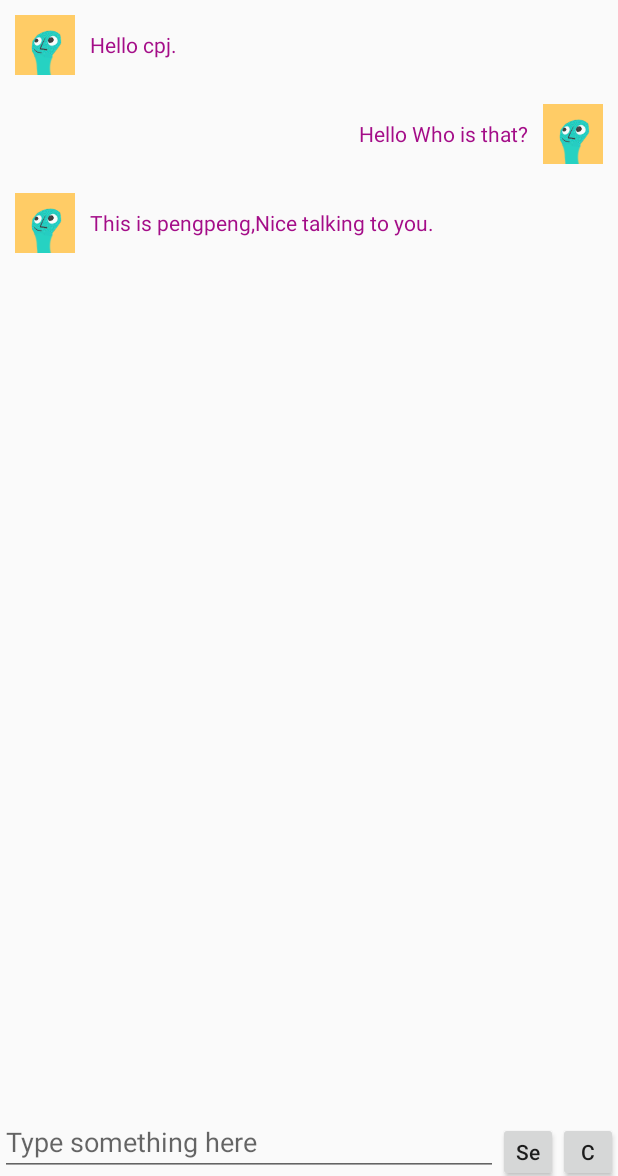
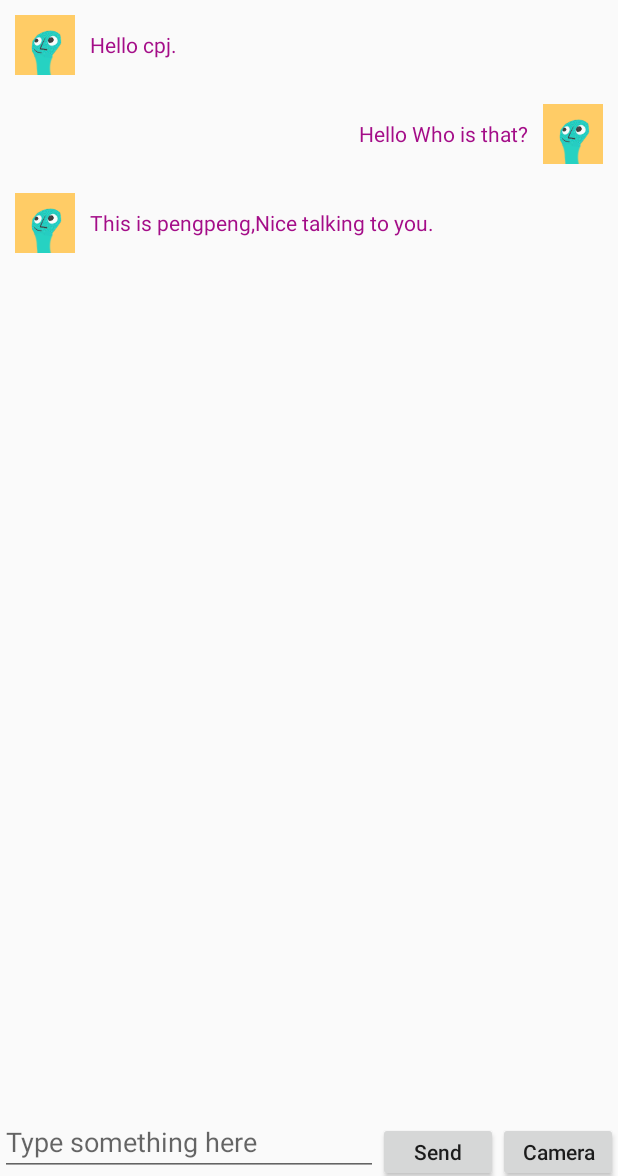
Before and after one commit to sustech-se2019/group-c-sustech-chatroom, an Android app: the ChatActivity screen opened directly, with no data from a screen before it, on a phone screen of 412 x 824 dp, the part 60-1236 px from its top. Run offline under Robolectric (Android 15) with nearby library versions, the phone set to English and light mode, and no system bars; libraries missing offline, so code that uses them is left out: com.alibaba.fastjson.

Commit message:
Add the property of portait, modify some UI

```diff
--- a/SE_Project/app/src/main/res/layout/chat_activity.xml
+++ b/SE_Project/app/src/main/res/layout/chat_activity.xml
@@ -50,19 +50,19 @@
             <!--发送按钮-->
             <Button
                 android:id="@+id/send_msg"
-                android:layout_width="40dp"
+                android:layout_width="80dp"
                 android:layout_height="40dp"
                 android:textAllCaps="false"
                 android:text="Send"/>
 
             <Button
                 android:text="@string/entry_button_name"
-                android:layout_width="40dp"
+                android:layout_width="80dp"
                 android:layout_height="40dp"
                 android:id="@+id/camera"
                 android:textAllCaps="false"
 
-/>
+                />
 
         </LinearLayout>
     </LinearLayout>
```
Also changed, not shown: SE_Project/app/src/main/java/com/example/se_project/User.java (+15 -0 lines).
